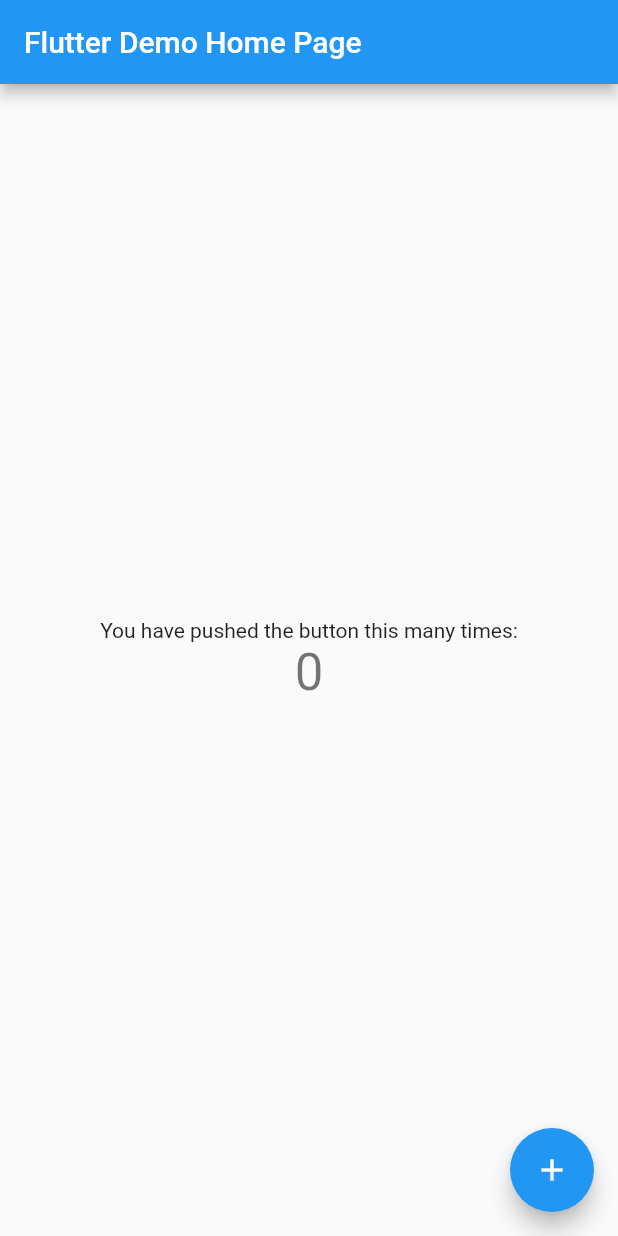
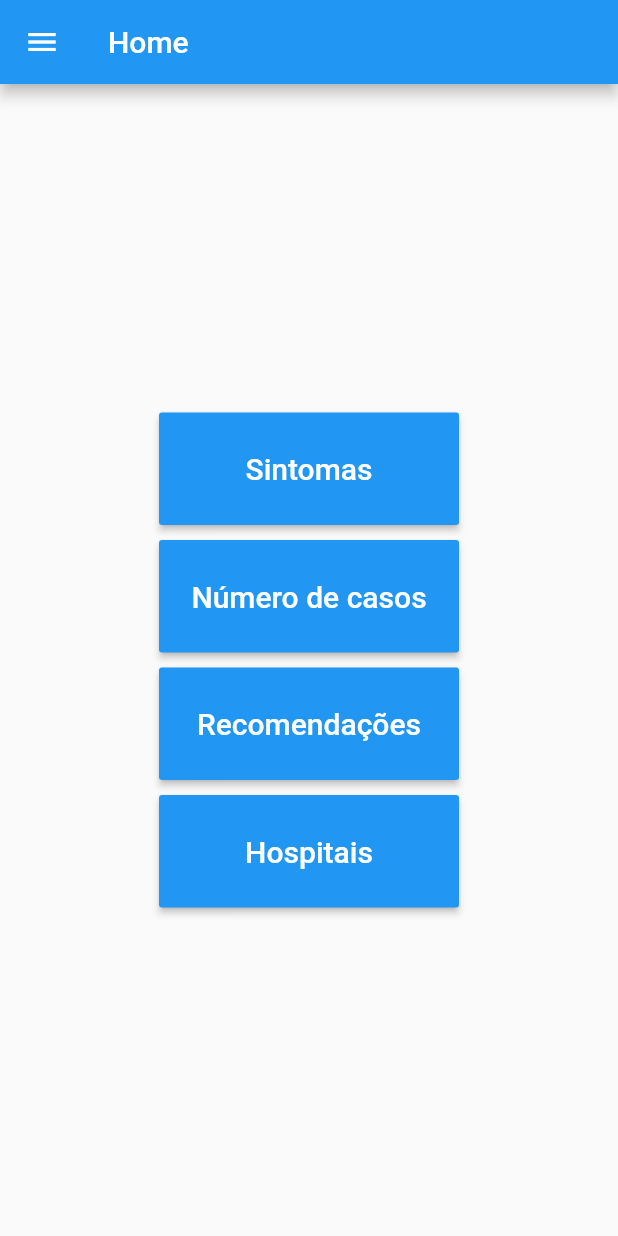
Before and after one commit to Adrieldf/CovidInfoHelper, a Flutter app: the screen it shows after launch, on a phone screen of 412 x 824 dp. Run offline on Flutter 3.47's test engine with Material 2 defaults, Android fonts, the phone set to English and light mode, and no system bars.

Commit message:
base app structure done

```diff
--- a/lib/main.dart
+++ b/lib/main.dart
@@ -1,3 +1,7 @@
+import 'package:CovidInfoHelper/consultData.dart';
+import 'package:CovidInfoHelper/consultHospitals.dart';
+import 'package:CovidInfoHelper/consultPreventions.dart';
+import 'package:CovidInfoHelper/symptoms.dart';
 import 'package:flutter/material.dart';
 
 void main() {
@@ -9,7 +13,7 @@
   @override
   Widget build(BuildContext context) {
     return MaterialApp(
-      title: 'Flutter Demo',
+      title: 'Covid Info Helper',
       theme: ThemeData(
         // This is the theme of your application.
         //
@@ -26,7 +30,7 @@
         // closer together (more dense) than on mobile platforms.
         visualDensity: VisualDensity.adaptivePlatformDensity,
       ),
-      home: MyHomePage(title: 'Flutter Demo Home Page'),
+      home: MyHomePage(title: 'Home'),
     );
   }
 }
@@ -50,68 +54,169 @@
 }
 
 class _MyHomePageState extends State<MyHomePage> {
-  int _counter = 0;
-
-  void _incrementCounter() {
-    setState(() {
-      // This call to setState tells the Flutter framework that something has
-      // changed in this State, which causes it to rerun the build method below
-      // so that the display can reflect the updated values. If we changed
-      // _counter without calling setState(), then the build method would not be
-      // called again, and so nothing would appear to happen.
-      _counter++;
-    });
-  }
-
   @override
   Widget build(BuildContext context) {
-    // This method is rerun every time setState is called, for instance as done
-    // by the _incrementCounter method above.
-    //
-    // The Flutter framework has been optimized to make rerunning build methods
-    // fast, so that you can just rebuild anything that needs updating rather
-    // than having to individually change instances of widgets.
     return Scaffold(
       appBar: AppBar(
-        // Here we take the value from the MyHomePage object that was created by
-        // the App.build method, and use it to set our appbar title.
         title: Text(widget.title),
       ),
-      body: Center(
-        // Center is a layout widget. It takes a single child and positions it
-        // in the middle of the parent.
-        child: Column(
-          // Column is also a layout widget. It takes a list of children and
-          // arranges them vertically. By default, it sizes itself to fit its
-          // children horizontally, and tries to be as tall as its parent.
-          //
-          // Invoke "debug painting" (press "p" in the console, choose the
-          // "Toggle Debug Paint" action from the Flutter Inspector in Android
-          // Studio, or the "Toggle Debug Paint" command in Visual Studio Code)
-          // to see the wireframe for each widget.
-          //
-          // Column has various properties to control how it sizes itself and
-          // how it positions its children. Here we use mainAxisAlignment to
-          // center the children vertically; the main axis here is the vertical
-          // axis because Columns are vertical (the cross axis would be
-          // horizontal).
-          mainAxisAlignment: MainAxisAlignment.center,
+      drawer: Drawer(
+        child: ListView(
+          padding: EdgeInsets.zero,
           children: <Widget>[
-            Text(
-              'You have pushed the button this many times:',
+            ListTile(
+              leading: const Icon(Icons.check_circle_outline),
+              title: Text("Sintomas"),
+              onTap: () {
+                Navigator.push(
+                  context,
+                  MaterialPageRoute(
+                    builder: (context) => new Symptoms(),
+                  ),
+                );
+                //stuff
+                //  Navigator.pop(context);
+              },
             ),
-            Text(
-              '$_counter',
-              style: Theme.of(context).textTheme.headline4,
+            ListTile(
+              leading: const Icon(Icons.data_usage),
+              title: Text("Número de casos"),
+              onTap: () {
+                Navigator.push(
+                  context,
+                  MaterialPageRoute(
+                    builder: (context) => new ConsultData(),
+                  ),
+                );
+                //stuff
+                //  Navigator.pop(context);
+              },
+            ),
+            ListTile(
+              leading: const Icon(Icons.description),
+              title: Text("Recomendações para prevenção"),
+              onTap: () {
+                Navigator.push(
+                  context,
+                  MaterialPageRoute(
+                    builder: (context) => new ConsultPreventions(),
+                  ),
+                );
+                //stuff
+                //  Navigator.pop(context);
+              },
+            ),
+            ListTile(
+              leading: const Icon(Icons.local_hospital),
+              title: Text("Hospitais"),
+              onTap: () {
+                Navigator.push(
+                  context,
+                  MaterialPageRoute(
+                    builder: (context) => new ConsultHospitals(),
+                  ),
+                );
+                //stuff
+                //  Navigator.pop(context);
+              },
             ),
           ],
         ),
       ),
-      floatingActionButton: FloatingActionButton(
-        onPressed: _incrementCounter,
-        tooltip: 'Increment',
-        child: Icon(Icons.add),
-      ), // This trailing comma makes auto-formatting nicer for build methods.
+      body: Center(
+        child: Column(
+          mainAxisAlignment: MainAxisAlignment.center,
+          children: <Widget>[
+            SizedBox(
+              width: 200,
+              height: 75,
+              child: RaisedButton(
+                  child: Text(
+                    'Sintomas',
+                    style: new TextStyle(
+                      fontSize: 20,
+                      color: Colors.white,
+                    ),
+                  ),
+                  color: Theme.of(context).accentColor,
+                  onPressed: () {
+                    Navigator.push(
+                      context,
+                      MaterialPageRoute(
+                        builder: (context) => new Symptoms(),
+                      ),
+                    );
+                  }),
+            ),
+            SizedBox(height: 10),
+            SizedBox(
+              width: 200,
+              height: 75,
+              child: RaisedButton(
+                  child: Text(
+                    'Número de casos',
+                    style: new TextStyle(
+                      fontSize: 20,
+                      color: Colors.white,
+                    ),
+                  ),
+                  color: Theme.of(context).accentColor,
+                  onPressed: () {
+                    Navigator.push(
+                      context,
+                      MaterialPageRoute(
+                        builder: (context) => new ConsultData(),
+                      ),
+                    );
+                  }),
+            ),
+            SizedBox(height: 10),
+            SizedBox(
+              width: 200,
+              height: 75,
+              child: RaisedButton(
+                  child: Text(
+                    'Recomendações',
+                    style: new TextStyle(
+                      fontSize: 20,
+                      color: Colors.white,
+                    ),
+                  ),
+                  color: Theme.of(context).accentColor,
+                  onPressed: () {
+                    Navigator.push(
+                      context,
+                      MaterialPageRoute(
+                        builder: (context) => new ConsultPreventions(),
+                      ),
+                    );
+                  }),
+            ),
+            SizedBox(height: 10),
+            SizedBox(
+              width: 200,
+              height: 75,
+              child: RaisedButton(
+                  child: Text(
+                    'Hospitais',
+                    style: new TextStyle(
+                      fontSize: 20,
+                      color: Colors.white,
+                    ),
+                  ),
+                  color: Theme.of(context).accentColor,
+                  onPressed: () {
+                    Navigator.push(
+                      context,
+                      MaterialPageRoute(
+                        builder: (context) => new ConsultHospitals(),
+                      ),
+                    );
+                  }),
+            ),
+          ],
+        ),
+      ),
     );
   }
 }
```
Also changed, not shown: lib/consultData.dart (added, +20 -0 lines), lib/consultHospitals.dart (added, +20 -0 lines), lib/consultPreventions.dart (added, +20 -0 lines), lib/symptoms.dart (added, +20 -0 lines).
